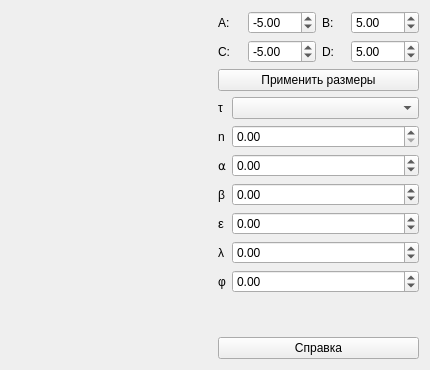
Above: mainwindow.ui from ivanshchitov/Euler-method before the change. Below: the same form after it.
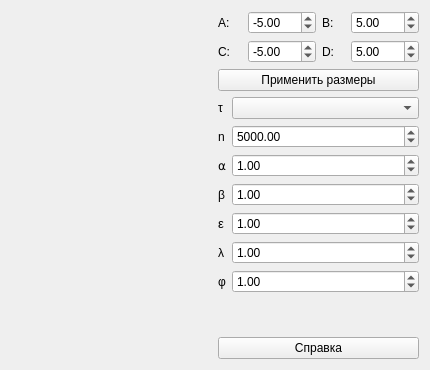
That is the form after the change. Custom widgets are drawn as their Qt base class.

Commit message: Add intialization parameters spin boxes.

The edit to the form file:
```diff
--- a/mainwindow.ui
+++ b/mainwindow.ui
@@ -141,6 +141,9 @@
           <property name="maximum">
            <double>10000.000000000000000</double>
           </property>
+          <property name="value">
+           <double>5000.000000000000000</double>
+          </property>
          </widget>
         </item>
         <item row="2" column="0">
@@ -161,6 +164,9 @@
           <property name="maximum">
            <double>100.000000000000000</double>
           </property>
+          <property name="value">
+           <double>1.000000000000000</double>
+          </property>
          </widget>
         </item>
         <item row="3" column="0">
@@ -178,6 +184,9 @@
           <property name="maximum">
            <double>100.000000000000000</double>
           </property>
+          <property name="value">
+           <double>1.000000000000000</double>
+          </property>
          </widget>
         </item>
         <item row="4" column="0">
@@ -195,6 +204,9 @@
           <property name="maximum">
            <double>100.000000000000000</double>
           </property>
+          <property name="value">
+           <double>1.000000000000000</double>
+          </property>
          </widget>
         </item>
         <item row="5" column="0">
@@ -212,6 +224,9 @@
           <property name="maximum">
            <double>100.000000000000000</double>
           </property>
+          <property name="value">
+           <double>1.000000000000000</double>
+          </property>
          </widget>
         </item>
         <item row="6" column="0">
@@ -229,6 +244,9 @@
           <property name="maximum">
            <double>100.000000000000000</double>
           </property>
+          <property name="value">
+           <double>1.000000000000000</double>
+          </property>
          </widget>
         </item>
        </layout>
```
